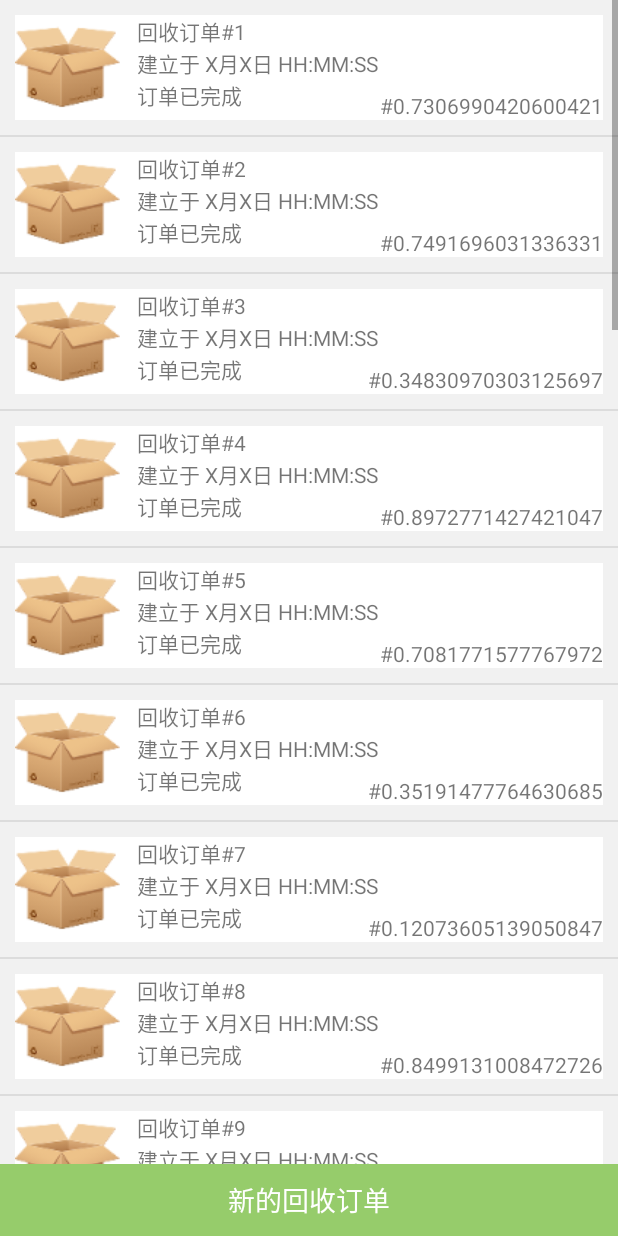
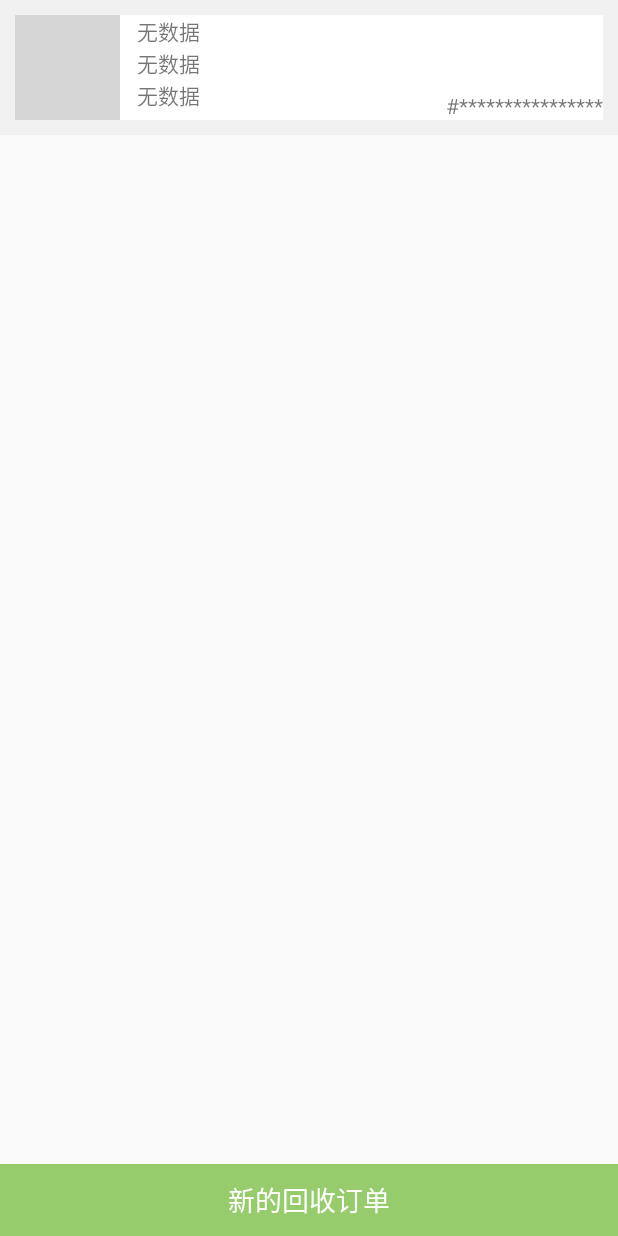
Before and after one commit to PixelFrame/YihuishouR, an Android app: the fragment OrderFragment shown on its own in the app's theme, on a phone screen of 412 x 824 dp. Run offline under Robolectric (Android 15) with nearby library versions, the phone set to English and light mode, and no system bars; our stand-ins replace Volley; network calls fail; grey boxes are pictures that could not be loaded.

Commit message:
Update Order Fragment & Bugs Fixed

```diff
--- a/app/src/main/java/cn/edu/seu/srtp/prjyi/yihuishour/AmapMapFragment.java
+++ b/app/src/main/java/cn/edu/seu/srtp/prjyi/yihuishour/AmapMapFragment.java
@@ -100,7 +100,6 @@ public class AmapMapFragment extends android.support.v4.app.Fragment {
                         }
                         data.clear();
                         data.addAll(newdata);
-                    } else {
                     }
                     listAdapter.notifyDataSetChanged();
                 } catch (Exception e) {
--- a/app/src/main/java/cn/edu/seu/srtp/prjyi/yihuishour/OrderFragment.java
+++ b/app/src/main/java/cn/edu/seu/srtp/prjyi/yihuishour/OrderFragment.java
@@ -1,5 +1,5 @@
 /*
- * Created by Pixel Frame on 2017/7/28.
+ * Created by Pixel Frame on 2017/8/1.
  * Copyright (c) 2017. All Rights Reserved.
  *
  * To use contact by e-mail: pm421@live.com.
@@ -17,9 +17,21 @@ import android.widget.Button;
 import android.widget.ListView;
 import android.widget.SimpleAdapter;
 
+import com.android.volley.RequestQueue;
+import com.android.volley.Response;
+import com.android.volley.VolleyError;
+import com.android.volley.toolbox.Volley;
+
+import org.xmlpull.v1.XmlPullParser;
+
 import java.util.ArrayList;
 import java.util.HashMap;
+import java.util.List;
 import java.util.Random;
+
+import cn.edu.seu.srtp.prjyi.yihuishour.util.Order;
+import cn.edu.seu.srtp.prjyi.yihuishour.util.XmlParser;
+import cn.edu.seu.srtp.prjyi.yihuishour.util.XmlRequest;
 
 /**
  * Created by pm421 on 7/15/2017.
@@ -30,10 +42,17 @@ public class OrderFragment extends android.support.v4.app.Fragment {
     ListView mListView;
     Button mNewOrderButton;
     View.OnClickListener mLisNewOrder;
+
+    List<Order> orders;
+    String locationURL = "http://115.159.188.117/data/Orders_test.xml";
+    SimpleAdapter listAdapter;
+    List<HashMap<String, Object>> data;
+
     @Override
     public View onCreateView(LayoutInflater inflater, @Nullable ViewGroup container, @Nullable Bundle savedInstanceState) {
         View view = inflater.inflate(R.layout.order_tab, container, false);
         initListView(view);
+        internetRequest();
         mNewOrderButton = (Button) view.findViewById(R.id.id_button_neworder);
         mLisNewOrder = new View.OnClickListener() {
             @Override
@@ -45,23 +64,55 @@ public class OrderFragment extends android.support.v4.app.Fragment {
 
     private void initListView(View view) {
         mListView = (ListView) view.findViewById(R.id.id_view_orderlist);
-        Random r = new Random();
-        ArrayList<HashMap<String, Object>> data = new ArrayList<>();
-        for(int i=0;i<30;i++)
-        {
+        if(data == null) {
+            data = new ArrayList<>();
             HashMap<String, Object> map = new HashMap<>();
-            map.put("OrderName", "回收订单#"+ (i+1) );
-            map.put("OrderDate", "建立于 X月X日 HH:MM:SS");
-            map.put("OrderStatus", "订单已完成");
-            map.put("OrderId", "#" + r.nextDouble());
-            map.put("OrderImage", R.mipmap.order_item);
+            map.put("OrderName", "无数据");
+            map.put("OrderDate", "无数据");
+            map.put("OrderStatus", "无数据");
+            map.put("OrderId", "#****************");
+            map.put("OrderImage", R.mipmap.order_icon_incomplete);
             data.add(map);
         }
-        SimpleAdapter mList = new SimpleAdapter(getContext(),
+        listAdapter = new SimpleAdapter(getContext(),
                 data,
                 R.layout.orlist_item,
                 new String[] {"OrderName", "OrderDate", "OrderStatus", "OrderId", "OrderImage"},
                 new int[] {R.id.id_tv_order, R.id.id_tv_orderdate, R.id.id_tv_orderstatus, R.id.id_tv_orderid, R.id.id_iv_order});
-        mListView.setAdapter(mList);
+        mListView.setAdapter(listAdapter);
+    }
+
+    private void internetRequest() {
+        RequestQueue requestQueue = Volley.newRequestQueue(getContext());
+        XmlRequest xmlRequest = new XmlRequest(locationURL, new Response.Listener<XmlPullParser>() {
+            @Override
+            public void onResponse(XmlPullParser response) {
+                try {
+                    orders = XmlParser.parse_order(response);
+                    if(orders != null) {
+                        List<HashMap<String, Object>> newdata = new ArrayList<>();
+                        for (Order order : orders) {
+                            HashMap<String, Object> map = new HashMap<>();
+                            map.put("OrderName", order.getAlias());
+                            map.put("OrderDate", (order.dateToString()));
+                            map.put("OrderStatus", order.getStatus()==0? "订单已完成":"订单未完成");
+                            map.put("OrderId", "#" + order.getId());
+                            map.put("OrderImage", order.getStatus()==0? R.mipmap.order_icon_complete : R.mipmap.order_icon_incomplete);
+                            newdata.add(map);
+                        }
+                        data.clear();
+                        data.addAll(newdata);
+                    }
+                    listAdapter.notifyDataSetChanged();
+                } catch (Exception e) {
+                    e.printStackTrace();
+                }
+            }
+        }, new Response.ErrorListener() {
+            @Override
+            public void onErrorResponse(VolleyError error) {
+            }
+        });
+        requestQueue.add(xmlRequest);
     }
 }
--- a/app/src/main/java/cn/edu/seu/srtp/prjyi/yihuishour/util/XmlParser.java
+++ b/app/src/main/java/cn/edu/seu/srtp/prjyi/yihuishour/util/XmlParser.java
@@ -1,5 +1,5 @@
 /*
- * Created by Pixel Frame on 2017/7/28.
+ * Created by Pixel Frame on 2017/8/1.
  * Copyright (c) 2017. All Rights Reserved.
  *
  * To use contact by e-mail: pm421@live.com.
@@ -61,7 +61,7 @@ public class XmlParser {
                         order.setItemPrice(Double.parseDouble(parser.getText()));
                     } else if(parser.getName().equals("date")) {
                         eventType = parser.next();
-                        order.setDate(Integer.parseInt(parser.getText()));
+                        order.setDate(Long.parseLong(parser.getText()));
                     } else if(parser.getName().equals("status")) {
                         eventType = parser.next();
                         order.setStatus(Integer.parseInt(parser.getText()));
--- a/app/src/main/res/layout/order_tab.xml
+++ b/app/src/main/res/layout/order_tab.xml
@@ -1,6 +1,6 @@
 <?xml version="1.0" encoding="utf-8"?>
 <!--
-  ~ Created by Pixel Frame on 2017/7/28.
+  ~ Created by Pixel Frame on 2017/8/1.
   ~ Copyright (c) 2017. All Rights Reserved.
   ~
   ~ To use contact by e-mail: pm421@live.com.
@@ -15,8 +15,7 @@
         android:id="@+id/id_view_orderlist"
         android:layout_width="match_parent"
         android:layout_height="wrap_content"
-        android:layout_above="@+id/id_button_neworder"
-        android:layout_weight="1.09" />
+        android:layout_alignParentStart="true" />
 
     <Button
         android:id="@+id/id_button_neworder"
```
Also changed, not shown: app/src/main/java/cn/edu/seu/srtp/prjyi/yihuishour/util/Order.java (+19 -6 lines), app/src/main/res/mipmap-xxxhdpi/order_item.png (deleted).
